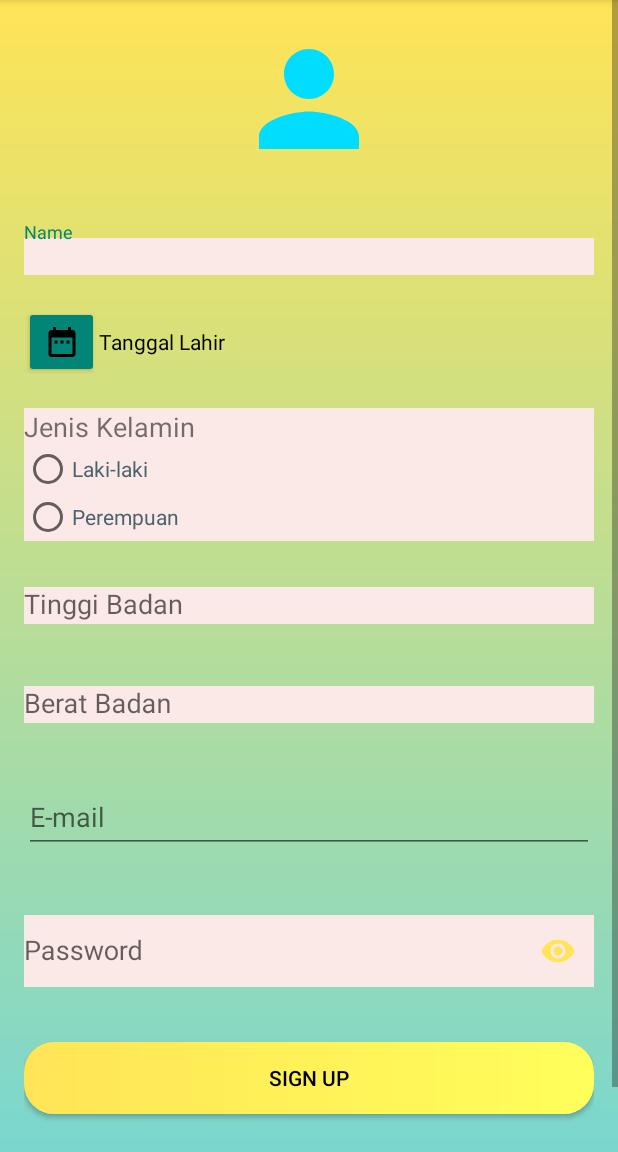
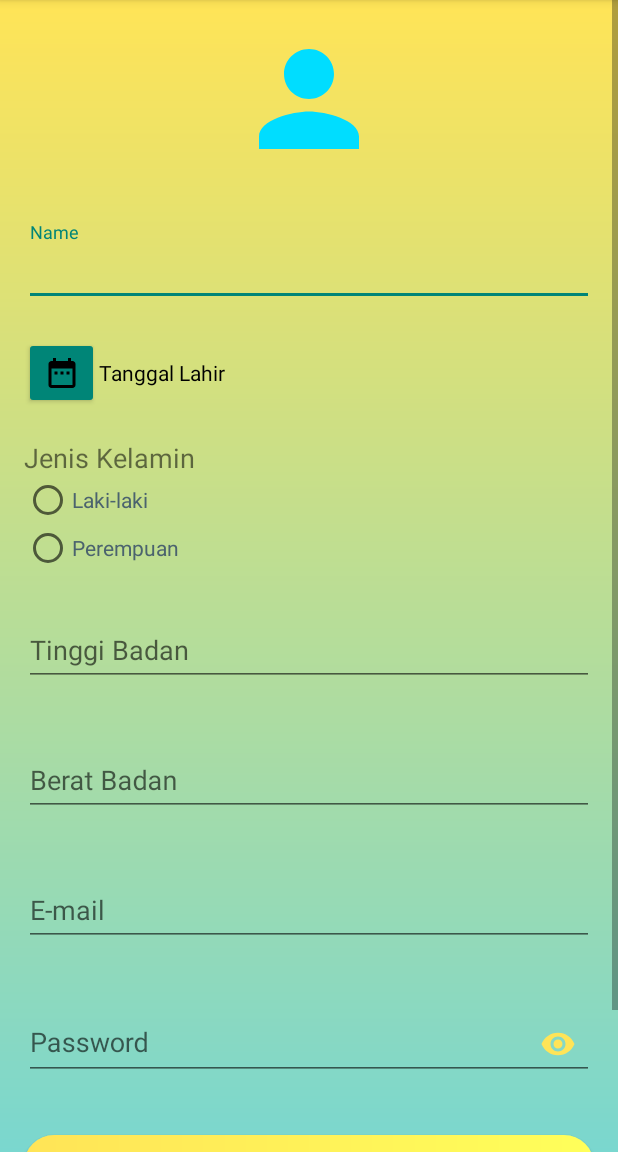
Before and after one commit to NocturnalActivist/Lotech-Project, an Android app: the screen it shows after launch (SignUpActivity), after a tap on "I do not have account yet", on a phone screen of 412 x 824 dp, the part 84-1236 px from its top. Run offline under Robolectric (Android 15) with nearby library versions, the phone set to English and light mode, and no system bars; our stand-ins replace Firebase (no records; nobody signed in at launch, a user with empty details on screens opened directly); 3 other taps on this screen came first.

Commit message:
update layout Food Quality

```diff
--- a/app/src/main/res/layout/activity_sign_up.xml
+++ b/app/src/main/res/layout/activity_sign_up.xml
@@ -33,7 +33,6 @@
                 android:id="@+id/edit_name_signup"
                 android:layout_width="match_parent"
                 android:layout_height="match_parent"
-                android:background="#FBE9E7"
                 android:hint="@string/name"
                 android:inputType="textPersonName"/>
         </com.google.android.material.textfield.TextInputLayout>
@@ -62,7 +61,6 @@
         <TextView
             android:layout_width="match_parent"
             android:layout_height="wrap_content"
-            android:background="#FBE9E7"
             android:text="@string/gender"
             android:textAlignment="textStart"
             android:textSize="18sp"
@@ -70,8 +68,7 @@
         <RadioGroup
             android:id="@+id/jenis_kelamin"
             android:layout_width="match_parent"
-            android:layout_height="wrap_content"
-            android:background="#FBE9E7">
+            android:layout_height="wrap_content">
             <RadioButton
                 android:id="@+id/male"
                 android:layout_width="wrap_content"
@@ -100,7 +97,6 @@
                 android:id="@+id/edit_height_signup"
                 android:layout_width="match_parent"
                 android:layout_height="wrap_content"
-                android:background="#FBE9E7"
                 android:hint="@string/height"
                 android:inputType="text|number"/>
         </com.google.android.material.textfield.TextInputLayout>
@@ -116,7 +112,6 @@
                 android:id="@+id/edit_weight_signup"
                 android:layout_width="match_parent"
                 android:layout_height="wrap_content"
-                android:background="#FBE9E7"
                 android:hint="@string/weight"
                 android:inputType="text|number"/>
         </com.google.android.material.textfield.TextInputLayout>
@@ -147,7 +142,6 @@
                 android:id="@+id/edit_password_signup"
                 android:layout_width="match_parent"
                 android:layout_height="wrap_content"
-                android:background="#FBE9E7"
                 android:hint="@string/password"
                 android:inputType="textPassword"/>
         </com.google.android.material.textfield.TextInputLayout>
```
